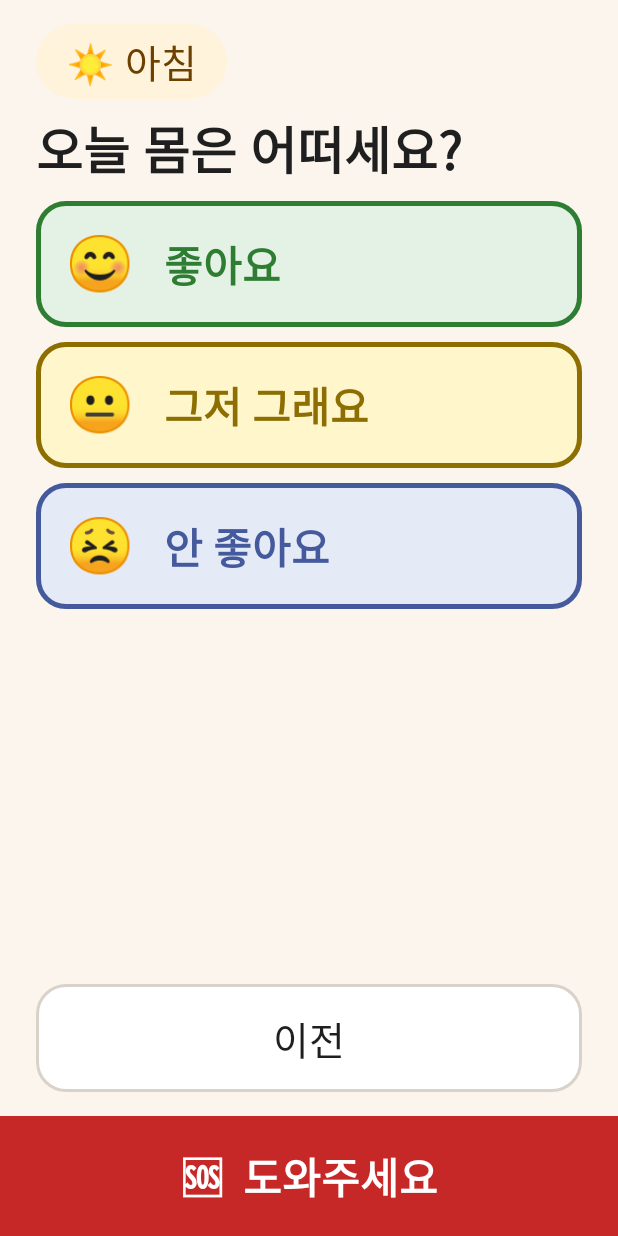
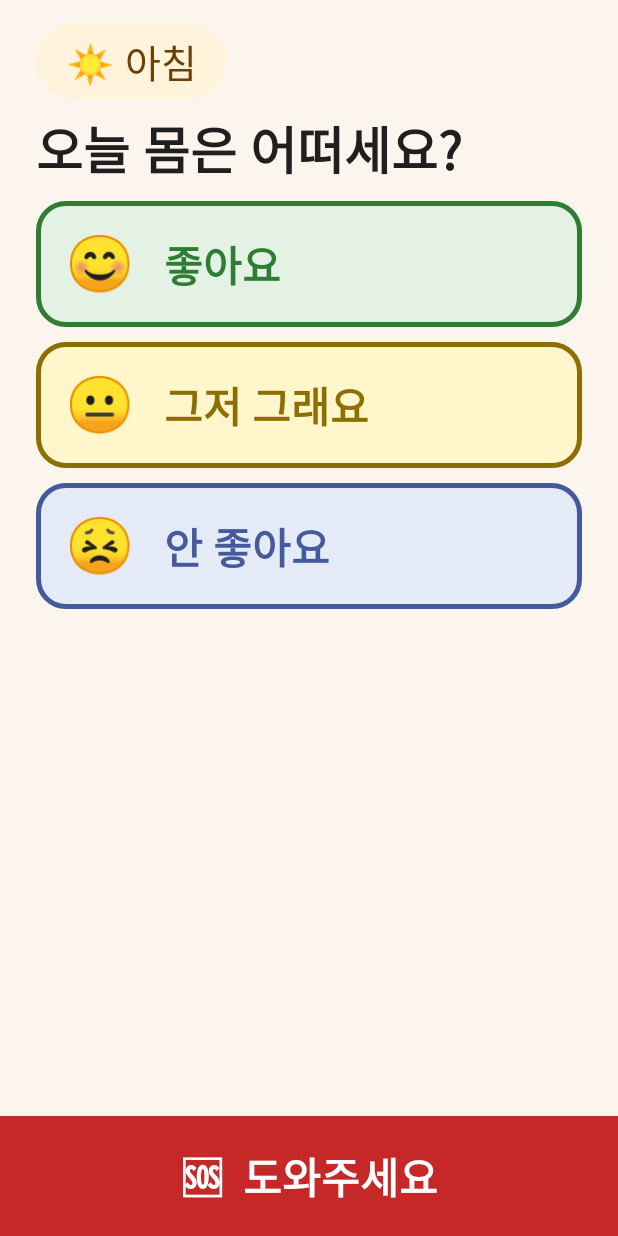
Before and after one commit to CloudAndEngineer/On-Radar-Android, an Android app built with Jetpack Compose: the composable CheckScreen called with empty values, after a tap on "네, 일어났어요", on a phone screen of 412 x 824 dp. Run offline under Robolectric (Android 15) with nearby library versions, the phone set to English and light mode, and no system bars; network calls fail.

Commit message:
feat: 모든 화면에서 [이전] 버튼 제거 (3)
- 인사·몸 상태 화면의 [이전]과 CheckViewModel.back, CheckScreen.onBack 삭제

Co-Authored-By: Claude Opus 5.5 <noreply@anthropic.com>

```diff
--- a/app/src/main/java/com/onradar/todak/ui/navigation/TodakNavHost.kt
+++ b/app/src/main/java/com/onradar/todak/ui/navigation/TodakNavHost.kt
@@ -87,7 +87,6 @@ fun TodakNavHost(navController: NavHostController = rememberNavController()) {
                         popUpTo(Routes.HOME) // 대화에서 뒤로 가면 체크가 아니라 홈으로
                     }
                 },
-                onBack = { navController.popBackStack() },
                 onHelp = goHelp,
             )
         }
--- a/app/src/main/java/com/onradar/todak/ui/senior/check/CheckScreen.kt
+++ b/app/src/main/java/com/onradar/todak/ui/senior/check/CheckScreen.kt
@@ -23,7 +23,6 @@ import com.onradar.todak.core.designsystem.ChoiceButton
 import com.onradar.todak.core.designsystem.TodakDimens
 import com.onradar.todak.core.designsystem.PrimaryButton
 import com.onradar.todak.core.designsystem.ScreenTitle
-import com.onradar.todak.core.designsystem.SecondaryButton
 import com.onradar.todak.core.designsystem.SessionBadge
 import com.onradar.todak.core.designsystem.TodakColors
 import com.onradar.todak.core.designsystem.TodakScaffold
@@ -62,7 +61,6 @@ class CheckViewModel(
     val state = _state.asStateFlow()
 
     fun next() = _state.update { it.copy(step = CheckStep.QUESTION, error = null) }
-    fun back() = _state.update { it.copy(step = CheckStep.GREETING, error = null) }
 
     fun answer(value: Int) {
         val request = when (session) {
@@ -94,7 +92,6 @@ fun CheckScreen(
     session: Session,
     displayName: String,
     onSubmitted: (checkId: Long, answer: Int) -> Unit,
-    onBack: () -> Unit,
     onHelp: () -> Unit,
 ) {
     val vm = todakViewModel(key = "check-$session") { CheckViewModel(session, it.repository) }
@@ -134,11 +131,9 @@ fun CheckScreen(
                         onClick = vm::next,
                         containerColor = if (isMorning) TodakColors.Primary else TodakColors.Evening,
                     )
-                    SecondaryButton("이전", onClick = onBack)
                 }
                 CheckStep.QUESTION -> {
-                    // 선택지 영역만 스크롤되고 [이전]은 항상 아래에 보이게 합니다.
-                    // (Note 8 · 글꼴 1.1배에서 '못 먹었어요'가 잘리던 문제)
+                    // 선택지가 넘치면 이 영역만 스크롤됩니다. (Note 8 · 글꼴 1.1배 기준으로는 넘치지 않음)
                     val scroll = rememberScrollState()
                     Column(
                         modifier = Modifier.weight(1f).fillMaxWidth().verticalScroll(scroll),
@@ -158,8 +153,6 @@ fun CheckScreen(
                             modifier = Modifier.fillMaxWidth(),
                         )
                     }
-                    // 저녁 질문은 선택지 4개가 다 보이도록 [이전]을 두지 않습니다.
-                    if (isMorning) SecondaryButton("이전", onClick = vm::back)
                 }
                 CheckStep.SUBMITTING -> LoadingMessage("저장하고 있어요")
             }
@@ -178,7 +171,7 @@ private fun MorningQuestion(onAnswer: (Int) -> Unit) {
 @Composable
 private fun EveningQuestion(onAnswer: (Int) -> Unit) {
     ScreenTitle(EVENING_QUESTION)
-    // 밥그릇 개수로 횟수를 표시합니다. 가로로 긴 버튼 4개를 [이전] 버튼 높이(72dp)로 맞춰 한 화면에 넣습니다.
+    // 밥그릇 개수로 횟수를 표시합니다. 가로로 긴 버튼 4개를 72dp 높이로 맞춰 한 화면에 넣습니다.
     val h = TodakDimens.ButtonMinHeight
     ChoiceButton("🍚", "한 번", TodakColors.Evening, TodakColors.EveningContainer, { onAnswer(1) }, minHeight = h, compact = true)
     ChoiceButton("🍚🍚", "두 번", TodakColors.Evening, TodakColors.EveningContainer, { onAnswer(2) }, minHeight = h, compact = true)
```
